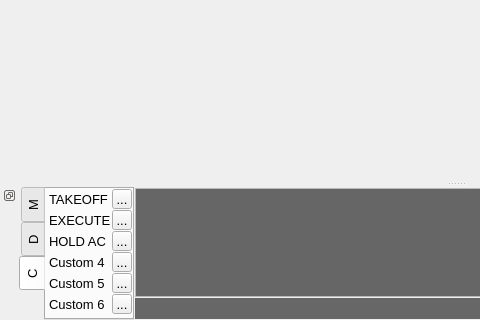
First picture: the form in data/graphics/mainwindow.ui, repository Metropolis-2/bluesky, before the edit; both pictures show x 0 to 480 and y 315 to 635 of the 911 by 635 pixel window.
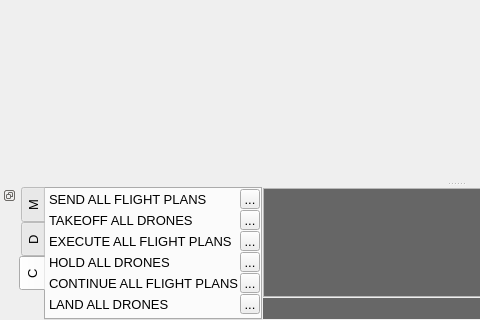
Second picture: the form after the edit. The open tabs and pages were chosen to show the change. Custom widgets are drawn as their Qt base class.

```diff
--- a/data/graphics/mainwindow.ui
+++ b/data/graphics/mainwindow.ui
@@ -672,7 +672,7 @@
             </font>
            </property>
            <property name="text">
-            <string>TAKEOFF</string>
+            <string>SEND ALL FLIGHT PLANS</string>
            </property>
           </widget>
          </item>
@@ -700,7 +700,7 @@
             </font>
            </property>
            <property name="text">
-            <string>EXECUTE</string>
+            <string>TAKEOFF ALL DRONES</string>
            </property>
           </widget>
          </item>
@@ -728,7 +728,7 @@
             </font>
            </property>
            <property name="text">
-            <string>HOLD AC</string>
+            <string>EXECUTE ALL FLIGHT PLANS</string>
            </property>
           </widget>
          </item>
@@ -756,7 +756,7 @@
             </font>
            </property>
            <property name="text">
-            <string>Custom 4</string>
+            <string>HOLD ALL DRONES</string>
            </property>
           </widget>
          </item>
@@ -784,7 +784,7 @@
             </font>
            </property>
            <property name="text">
-            <string>Custom 5</string>
+            <string>CONTINUE ALL FLIGHT PLANS</string>
            </property>
           </widget>
          </item>
@@ -812,7 +812,7 @@
             </font>
            </property>
            <property name="text">
-            <string>Custom 6</string>
+            <string>LAND ALL DRONES</string>
            </property>
           </widget>
          </item>
```
